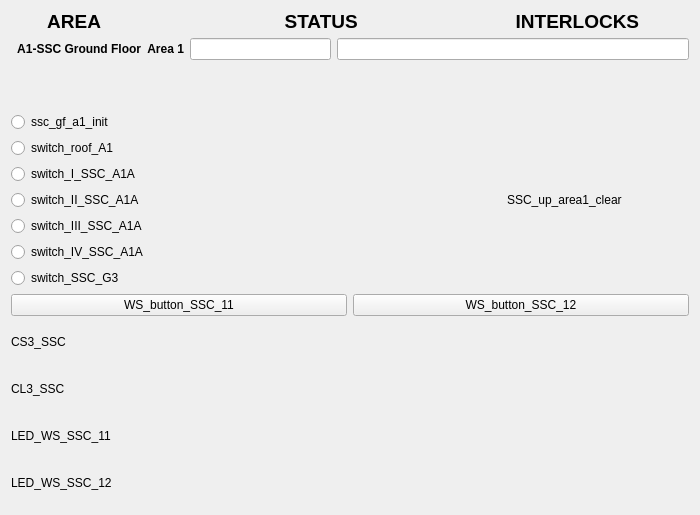
Qt form vcsDisplays/ssc_gf_Area1.ui (yannS2016/tlabsVCS) before a commit.
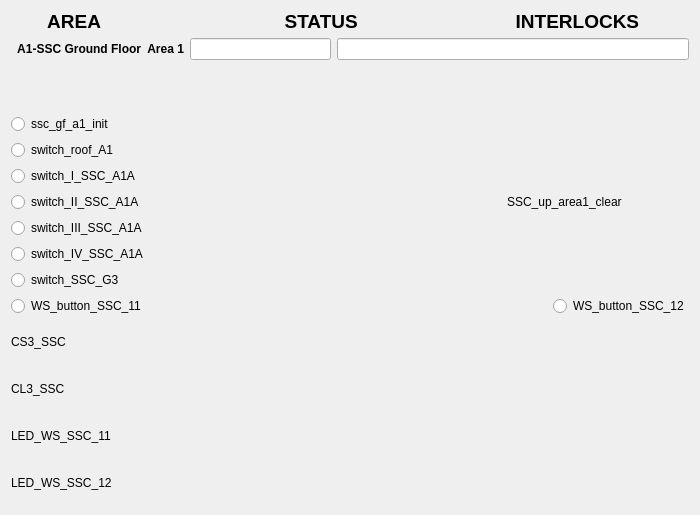
The same form after that commit. Custom widgets are drawn as their Qt base class.

The edit to the form file:
```diff
--- a/vcsDisplays/ssc_gf_Area1.ui
+++ b/vcsDisplays/ssc_gf_Area1.ui
@@ -265,6 +265,8 @@
       </spacer>
      </item>
      <item>
+      <layout class="QHBoxLayout" name="horizontalLayout_8">
+       <item>
       <widget class="QLabel" name="label_9">
        <property name="maximumSize">
         <size>
@@ -278,8 +280,6 @@
       </widget>
      </item>
      <item>
-      <layout class="QHBoxLayout" name="horizontalLayout_8">
-       <item>
         <widget class="QEBitStatus" name="qebitstatus_3">
          <property name="minimumSize">
           <size>
@@ -318,21 +318,15 @@
    <item>
     <layout class="QHBoxLayout" name="horizontalLayout_10">
      <item>
-      <widget class="QEPushButton" name="qepushbutton">
+      <widget class="QERadioButton" name="qeradiobutton_10">
        <property name="text">
         <string>WS_button_SSC_11</string>
        </property>
        <property name="variable" stdset="0">
         <string>VCS:WS-BUT-SSC-11</string>
        </property>
-       <property name="writeOnPress">
-        <bool>true</bool>
-       </property>
-       <property name="writeOnRelease">
-        <bool>true</bool>
-       </property>
-       <property name="writeOnClick">
-        <bool>false</bool>
+       <property name="format" stdset="0">
+        <enum>QERadioButton::LocalEnumeration</enum>
        </property>
        <property name="pressText">
         <string>0</string>
@@ -343,21 +337,28 @@
       </widget>
      </item>
      <item>
-      <widget class="QEPushButton" name="qepushbutton_2">
+      <spacer name="horizontalSpacer_2">
+       <property name="orientation">
+        <enum>Qt::Horizontal</enum>
+       </property>
+       <property name="sizeHint" stdset="0">
+        <size>
+         <width>40</width>
+         <height>20</height>
+        </size>
+       </property>
+      </spacer>
+     </item>
+     <item>
+      <widget class="QERadioButton" name="qeradiobutton_9">
        <property name="text">
         <string>WS_button_SSC_12</string>
        </property>
        <property name="variable" stdset="0">
         <string>VCS:WS-BUT-SSC-12</string>
        </property>
-       <property name="writeOnPress">
-        <bool>true</bool>
-       </property>
-       <property name="writeOnRelease">
-        <bool>true</bool>
-       </property>
-       <property name="writeOnClick">
-        <bool>false</bool>
+       <property name="format" stdset="0">
+        <enum>QERadioButton::LocalEnumeration</enum>
        </property>
        <property name="pressText">
         <string>0</string>
@@ -584,11 +585,6 @@
    <extends>QLineEdit</extends>
    <header>QELineEdit.h</header>
   </customwidget>
-  <customwidget>
-   <class>QEPushButton</class>
-   <extends>QPushButton</extends>
-   <header>QEPushButton.h</header>
-  </customwidget>
   <customwidget>
    <class>QERadioButton</class>
    <extends>QRadioButton</extends>
```
Left out of the diff: 6 changed lines with no effect on the pictures. Lines whose indentation alone changed are shown as unchanged.
